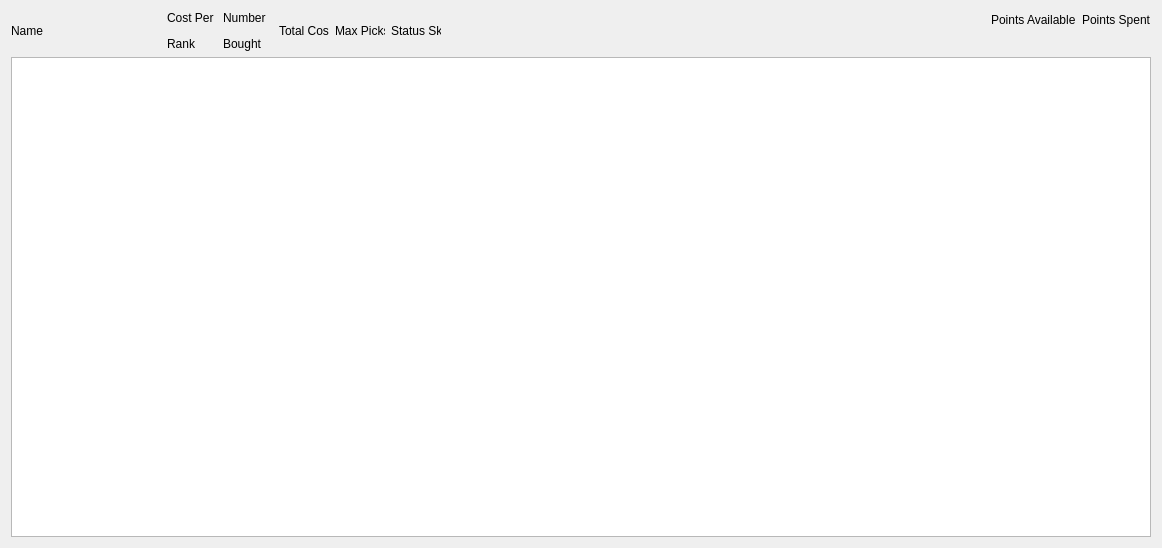
This is BattleBoard/vieSkillWindow.ui in Greykoil/BattleBoard as Qt 5 draws it before an edit. The edited form follows.
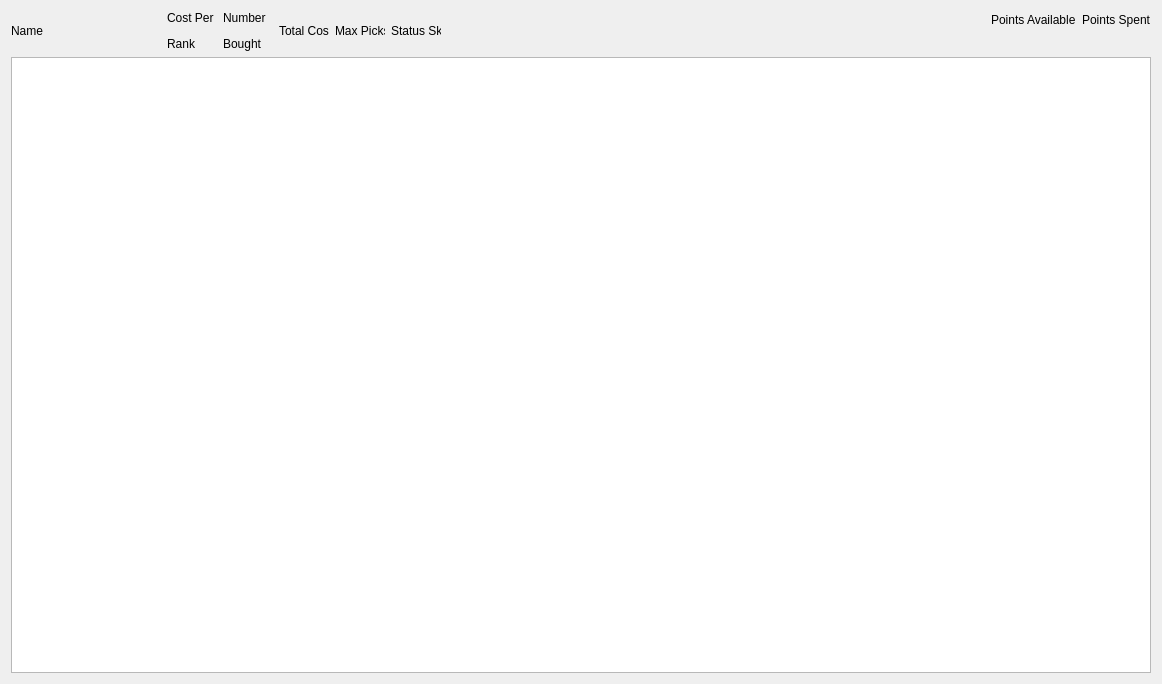
This is the edited form.

The edit to the form file:
```diff
--- a/BattleBoard/vieSkillWindow.ui
+++ b/BattleBoard/vieSkillWindow.ui
@@ -7,7 +7,7 @@
     <x>0</x>
     <y>0</y>
     <width>1162</width>
-    <height>548</height>
+    <height>684</height>
    </rect>
   </property>
   <property name="windowTitle">
```
